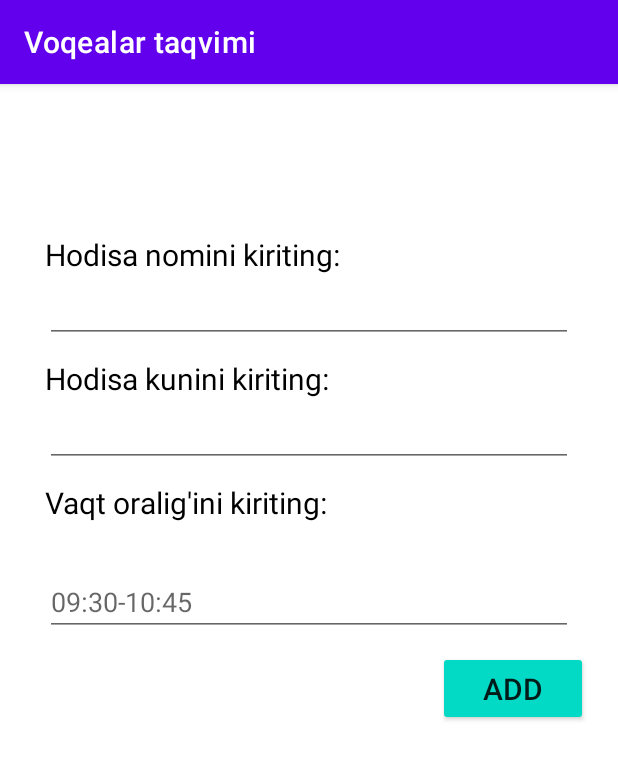
After one commit to mahmud0v/VoqealarTaqvimi, an Android app: the AddEventScreen screen opened through its navigation route, on a phone screen of 412 x 824 dp. The commit adds this screen. Shown: the top 760 px of the screen. Run offline under Robolectric (Android 15) with nearby library versions, the phone set to English and light mode, and no system bars; our stand-ins replace Room's generated code.

Commit message:
add functionality

```diff
--- a/app/build.gradle
+++ b/app/build.gradle
@@ -1,6 +1,7 @@
 plugins {
     id 'com.android.application'
     id 'org.jetbrains.kotlin.android'
+    id 'kotlin-kapt'
 }
 
 android {
@@ -52,7 +53,7 @@ dependencies {
      */
     implementation "androidx.room:room-runtime:$room_version"
     annotationProcessor "androidx.room:room-compiler:$room_version"
-
+    kapt "androidx.room:room-compiler:$room_version"
 
 
     implementation 'androidx.core:core-ktx:1.7.0'
--- /dev/null
+++ b/app/src/main/java/uz/tuit/voqealartaqvimi/AddEventScreen.kt
@@ -0,0 +1,44 @@
+package uz.tuit.voqealartaqvimi
+
+import android.os.Bundle
+import android.view.LayoutInflater
+import android.view.View
+import android.view.ViewGroup
+import androidx.fragment.app.Fragment
+import androidx.navigation.fragment.findNavController
+import uz.tuit.voqealartaqvimi.databinding.AddEventBinding
+
+class AddEventScreen : Fragment() {
+    private var _binding: AddEventBinding? = null
+    private val binding get() = _binding!!
+
+
+    override fun onCreateView(
+        inflater: LayoutInflater,
+        container: ViewGroup?,
+        savedInstanceState: Bundle?
+    ): View? {
+        _binding = AddEventBinding.inflate(inflater, container, false)
+        return binding.root
+    }
+
+
+    override fun onViewCreated(view: View, savedInstanceState: Bundle?) {
+        binding.addBtn.setOnClickListener {
+            val eventName = binding.eventEditText.text.toString()
+            val date = binding.eventDateEdit.text.toString()
+            val time = binding.eventTimeId.text.toString()
+            val event = EventEntity(eventName=eventName, date = date, eventIntervalTime = time)
+            AppDatabase.init(requireContext())
+            val dao = AppDatabase.db?.eventDao()
+            dao?.addEvent(event)
+            findNavController().navigate(R.id.action_addEventScreen_to_homeScreen)
+        }
+    }
+
+
+    override fun onDestroy() {
+        super.onDestroy()
+        _binding = null
+    }
+}
--- a/app/src/main/java/uz/tuit/voqealartaqvimi/EventEntity.kt
+++ b/app/src/main/java/uz/tuit/voqealartaqvimi/EventEntity.kt
@@ -7,7 +7,7 @@ import androidx.room.PrimaryKey
 @Entity(tableName = "Event")
 data class EventEntity(
     @PrimaryKey(autoGenerate = true)
-    var id:Int,
+    var id:Int = 0,
     var date:String,
     var eventName:String,
     var eventIntervalTime:String
--- a/app/src/main/java/uz/tuit/voqealartaqvimi/HomeScreen.kt
+++ b/app/src/main/java/uz/tuit/voqealartaqvimi/HomeScreen.kt
@@ -6,13 +6,18 @@ import android.view.View
 import android.view.ViewGroup
 import android.widget.CalendarView
 import androidx.fragment.app.Fragment
+import androidx.navigation.fragment.findNavController
+import androidx.recyclerview.widget.LinearLayoutManager
+import androidx.recyclerview.widget.RecyclerView
 import com.google.android.material.snackbar.Snackbar
 import uz.tuit.voqealartaqvimi.databinding.HomeScreenBinding
 import java.text.DecimalFormat
+import java.text.SimpleDateFormat
 
 class HomeScreen : Fragment() {
     private var _binding: HomeScreenBinding? = null
     private val binding get() = _binding!!
+    private lateinit var adapter: EventAdapter
     override fun onCreateView(
         inflater: LayoutInflater,
         container: ViewGroup?,
@@ -23,13 +28,42 @@ class HomeScreen : Fragment() {
     }
 
     override fun onViewCreated(view: View, savedInstanceState: Bundle?) {
+        AppDatabase.init(requireContext())
+        val list = binding.calendarView
+        val customFormat = SimpleDateFormat("dd/MM/yyyy")
+        val currentDate = customFormat.format(binding.calendarView.date).substring(0, 2)
+        val eventList = AppDatabase.db!!.eventDao()!!.getDateEvents(currentDate.toString())
+        if (eventList.isNotEmpty()) {
+            adapter = EventAdapter()
+            adapter.differ.submitList(eventList)
+            binding.rvView.adapter = adapter
+            binding.rvView.layoutManager = LinearLayoutManager(requireContext())
+        }
+
         binding.calendarView.setOnDateChangeListener(
             CalendarView.OnDateChangeListener { calendarView, i, i2, i3 ->
+                Snackbar.make(calendarView, "$i3", Snackbar.LENGTH_SHORT).show()
+                val anoEventList =
+                    AppDatabase.db!!.eventDao()!!.getDateEvents(i3.toString())
+                val adapter = EventAdapter()
+                adapter.differ.submitList(anoEventList)
+                binding.rvView.adapter = adapter
+                binding.rvView.layoutManager = LinearLayoutManager(requireContext())
 
+//                if (anoEventList.isNotEmpty()) {
+//                    adapter = EventAdapter()
+//                    adapter.differ.submitList(anoEventList)
+//                    binding.rvView.adapter = null
+//                    binding.rvView.adapter = adapter
+//                    binding.rvView.layoutManager = LinearLayoutManager(requireContext())
+//                }
             }
         )
+
+        binding.addBtn.setOnClickListener {
+            findNavController().navigate(R.id.action_homeScreen_to_addEventScreen)
+        }
     }
-
 
 
     override fun onDestroy() {
--- /dev/null
+++ b/app/src/main/res/layout/add_event.xml
@@ -0,0 +1,95 @@
+<?xml version="1.0" encoding="utf-8"?>
+<androidx.constraintlayout.widget.ConstraintLayout xmlns:android="http://schemas.android.com/apk/res/android"
+    android:layout_width="match_parent"
+    android:layout_height="match_parent"
+    xmlns:app="http://schemas.android.com/apk/res-auto">
+
+   <TextView
+       android:layout_width="wrap_content"
+       android:layout_height="wrap_content"
+       app:layout_constraintTop_toTopOf="parent"
+       app:layout_constraintLeft_toLeftOf="parent"
+       android:text="Hodisa nomini kiriting:"
+       android:textSize="20sp"
+       android:layout_marginTop="100dp"
+       android:textColor="@color/black"
+       android:layout_marginLeft="30dp"
+       android:id="@+id/event_text_id"
+       />
+
+    <EditText
+        android:layout_width="match_parent"
+        android:layout_height="wrap_content"
+        android:layout_marginLeft="30dp"
+        android:inputType="text"
+        android:imeOptions="actionNext"
+        android:id="@+id/event_edit_text"
+        android:layout_marginRight="30dp"
+        app:layout_constraintTop_toBottomOf="@id/event_text_id"
+        />
+
+    <TextView
+        android:layout_width="wrap_content"
+        android:layout_height="wrap_content"
+        app:layout_constraintTop_toBottomOf="@id/event_edit_text"
+        app:layout_constraintLeft_toLeftOf="@id/event_edit_text"
+        android:layout_marginTop="10dp"
+        android:text="Hodisa kunini kiriting:"
+        android:textSize="20sp"
+        android:id="@+id/event_date_text_id"
+        android:textColor="@color/black"
+        />
+
+    <EditText
+        android:layout_width="match_parent"
+        android:layout_height="wrap_content"
+        android:layout_marginLeft="30dp"
+        android:id="@+id/event_date_edit"
+        android:inputType="number"
+        android:imeOptions="actionNext"
+        app:layout_constraintTop_toBottomOf="@id/event_date_text_id"
+        android:layout_marginRight="30dp"
+        />
+
+    <TextView
+        android:layout_width="wrap_content"
+        android:layout_height="wrap_content"
+        app:layout_constraintTop_toBottomOf="@id/event_date_edit"
+        app:layout_constraintLeft_toLeftOf="@id/event_date_edit"
+        android:id="@+id/text_time_id"
+        android:layout_marginTop="10dp"
+        android:text="Vaqt oralig'ini kiriting:"
+        android:textColor="@color/black"
+        android:textSize="20sp"
+        app:layout_goneMarginTop="10dp"
+        />
+
+    <EditText
+        android:layout_width="match_parent"
+        android:layout_height="wrap_content"
+        app:layout_constraintTop_toBottomOf="@id/text_time_id"
+        android:id="@+id/event_time_id"
+        android:layout_marginTop="30dp"
+        android:inputType="text"
+        android:imeOptions="actionDone"
+        android:layout_marginLeft="30dp"
+        android:hint="09:30-10:45"
+        android:layout_marginRight="30dp"
+        />
+
+
+     <androidx.appcompat.widget.AppCompatButton
+         android:layout_width="100dp"
+         android:layout_height="50dp"
+         app:layout_constraintTop_toBottomOf="@id/event_time_id"
+         android:backgroundTint="@color/teal_200"
+         android:text="Add"
+         android:id="@+id/add_btn"
+         android:textSize="20dp"
+         app:layout_constraintRight_toRightOf="parent"
+         android:layout_marginTop="10dp"
+         android:layout_marginRight="20dp"
+      />
+
+
+</androidx.constraintlayout.widget.ConstraintLayout>
--- a/app/src/main/res/layout/item_view.xml
+++ b/app/src/main/res/layout/item_view.xml
@@ -14,7 +14,7 @@
         app:layout_constraintTop_toTopOf="parent">
 
         <TextView
-            android:id="@+id/text_view"
+            android:id="@+id/event_text_view"
             android:layout_width="wrap_content"
             android:layout_height="wrap_content"
             android:layout_marginLeft="20dp"
@@ -27,6 +27,7 @@
             android:layout_width="wrap_content"
             android:layout_height="wrap_content"
             android:text="08:30-10.30"
+            android:id="@+id/event_time"
             android:layout_marginLeft="20dp"
             />
 
--- a/app/src/main/res/navigation/nav_graph.xml
+++ b/app/src/main/res/navigation/nav_graph.xml
@@ -9,5 +9,18 @@
         android:id="@+id/homeScreen"
         tools:layout="@layout/home_screen"
         android:name="uz.tuit.voqealartaqvimi.HomeScreen"
-        android:label="HomeScreen" />
+        android:label="HomeScreen" >
+        <action
+            android:id="@+id/action_homeScreen_to_addEventScreen"
+            app:destination="@id/addEventScreen" />
+    </fragment>
+    <fragment
+        android:id="@+id/addEventScreen"
+        tools:layout="@layout/add_event"
+        android:name="uz.tuit.voqealartaqvimi.AddEventScreen"
+        android:label="AddEventScreen" >
+        <action
+            android:id="@+id/action_addEventScreen_to_homeScreen"
+            app:destination="@id/homeScreen" />
+    </fragment>
 </navigation>
```
Also changed, not shown: app/src/main/java/uz/tuit/voqealartaqvimi/App.kt (deleted, +0 -14 lines), app/src/main/java/uz/tuit/voqealartaqvimi/EventAdapter.kt (added, +41 -0 lines), app/src/main/java/uz/tuit/voqealartaqvimi/EventViewHolder.kt (added, +7 -0 lines).
